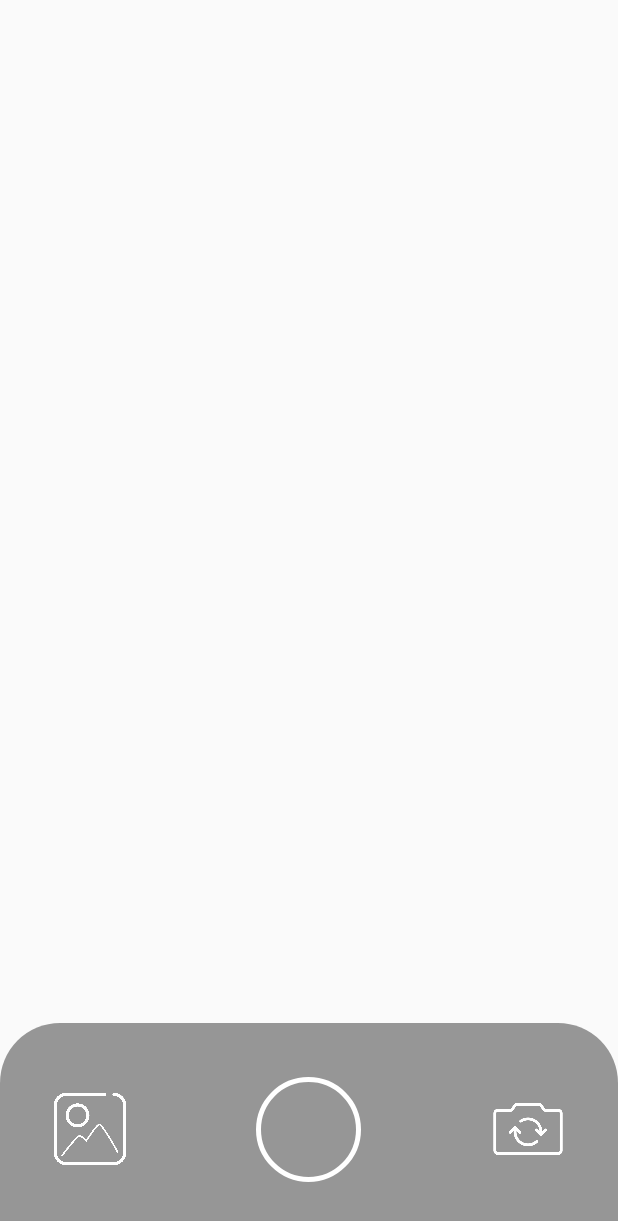
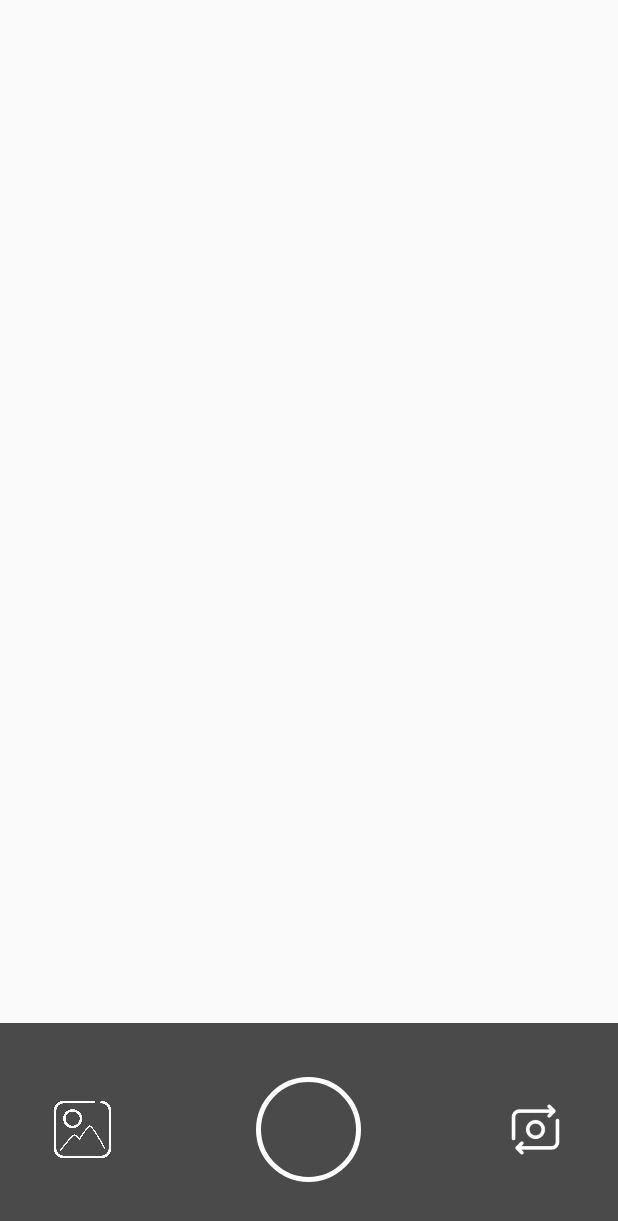
Before and after one commit to bazaartechnologies/BazaarImagePicker, an Android app: the fragment ImageProviderFragment placed in its activity, on a phone screen of 412 x 824 dp. Shown: the top 1221 px of the screen. Run offline under Robolectric (Android 15) with nearby library versions, the phone set to English and light mode, and no system bars; libraries missing offline, so code that uses them is left out: androidx.camera.core, androidx.camera.lifecycle, androidx.camera.view, com.otaliastudios.cameraview, com.yalantis.ucrop; plain views replace CameraView, PreviewView; 18 statements that could not run were skipped.

Commit message:
- Remove Multiple listener for cameraOne - change camera layout - change switch icon - optimized code

```diff
--- a/ImagePickerLibrary/src/main/java/com/example/imagepickerlibrary/image_picker/ui/ImageProviderFragment.kt
+++ b/ImagePickerLibrary/src/main/java/com/example/imagepickerlibrary/image_picker/ui/ImageProviderFragment.kt
@@ -36,6 +36,7 @@ import com.otaliastudios.cameraview.controls.Facing
 import com.otaliastudios.cameraview.controls.Mode
 import com.otaliastudios.cameraview.size.SizeSelectors
 import kotlinx.coroutines.launch
+import java.io.File
 import java.util.concurrent.ExecutorService
 import java.util.concurrent.Executors
 import kotlin.math.abs
@@ -43,20 +44,22 @@ import kotlin.math.max
 import kotlin.math.min
 
 internal class ImageProviderFragment : Fragment() {
-    private val TAG = "ImageProviderFragment"
     private lateinit var container: RelativeLayout
     private val providerHelper by lazy { ProviderHelper(requireActivity() as AppCompatActivity) }
 
     private var captureImageUri: Uri? = null
 
-    var HEIGHT = 0
-    var WIDTH = 0
+    var height = 0
+    var width = 0
 
     var isFrontFacing = false
+    var isPictureCaptured = false
 
     private val pref by lazy {
         requireContext().getSharedPreferences("propicker", Context.MODE_PRIVATE)
     }
+    // Create time-stamped output file to hold the image
+    lateinit var photoFile : File
 
     private var mListener: OnFragmentInteractionListener? = null
 
@@ -107,28 +110,23 @@ internal class ImageProviderFragment : Fragment() {
             RelativeLayout.LayoutParams.MATCH_PARENT,
             RelativeLayout.LayoutParams.MATCH_PARENT
         )
+        photoFile = FileUtil.getImageOutputDirectory(requireContext())
+        /**if build version greater than lollipop, use CameraX otherwise Camera1 Api*/
         if (Build.VERSION.SDK_INT >= Build.VERSION_CODES.LOLLIPOP) {
             viewFinder = PreviewView(requireContext())
             viewFinder.layoutParams = relativeMatchParent
             frameLayout.addView(viewFinder)
-
-//            viewFinder = container.findViewById(R.id.viewFinder)
             viewFinder.visibility = View.VISIBLE
             viewFinder.post {
                 setupCamera()
-
-                updateCameraUI()
             }
         } else {
             cameraView = container.findViewById(R.id.cameraView)
             cameraView.visibility = View.VISIBLE
+            setUpCameraOne()
 
+        }
         updateCameraUI()
-
-            setUpCameraOne()
-        }
-
-
         iniGallery()
 
         cameraExecutor = Executors.newSingleThreadExecutor()
@@ -143,8 +141,8 @@ internal class ImageProviderFragment : Fragment() {
         //            if (options.getMode() === Options.Mode.Picture) {
 //                camera.setAudio(Audio.OFF)
 //            }
-        val width = SizeSelectors.minWidth(WIDTH)
-        val height = SizeSelectors.minHeight(HEIGHT)
+        val width = SizeSelectors.minWidth(width)
+        val height = SizeSelectors.minHeight(height)
         val dimensions =
             SizeSelectors.and(width, height) // Matches sizes bigger than width X height
 
@@ -171,6 +169,22 @@ internal class ImageProviderFragment : Fragment() {
 //        cameraView.setPictureSize(result)
         cameraView.setLifecycleOwner(this)
 
+        cameraView.addCameraListener(object : CameraListener() {
+            override fun onPictureTaken(result: PictureResult) {
+                super.onPictureTaken(result)
+
+                result.toFile(photoFile, FileCallback {
+                    captureImageUri = Uri.fromFile(it)
+
+                    captureImageUri?.let {
+                        lifecycleScope.launch {
+                            providerHelper.performCameraOperation(captureImageUri!!)
+                        }
+                    }
+                })
+
+            }
+        })
     }
 
     override fun onConfigurationChanged(newConfig: Configuration) {
@@ -210,24 +224,24 @@ internal class ImageProviderFragment : Fragment() {
         }
 
         container.findViewById<ImageView>(R.id.fabCamera).setOnClickListener {
+
+            /** Check build version to take picture*/
             if (Build.VERSION.SDK_INT >= Build.VERSION_CODES.LOLLIPOP) {
-                takePhoto()
-
+                takePhoto(photoFile)
             } else {
                 cameraView.takePicture()
-                CameraOneListener()
             }
-
         }
         container.findViewById<ImageView>(R.id.flipCamera).setOnClickListener {
+            /** Check build version to flip camera*/
             if (Build.VERSION.SDK_INT >= Build.VERSION_CODES.LOLLIPOP)
                 flipCamera()
             else
                 flipCameraOne()
-
         }
 
-        container.findViewById<SeekBar>(R.id.zoomSeekBar)
+        /** For zoom camera*/
+/*        container.findViewById<SeekBar>(R.id.zoomSeekBar)
             .setOnSeekBarChangeListener(object : SeekBar.OnSeekBarChangeListener {
                 override fun onProgressChanged(
                     seekBar: SeekBar?,
@@ -240,52 +254,22 @@ internal class ImageProviderFragment : Fragment() {
                 override fun onStartTrackingTouch(seekBar: SeekBar?) {}
 
                 override fun onStopTrackingTouch(seekBar: SeekBar?) {}
-            })
+            })*/
     }
 
     private fun flipCameraOne() {
         if (isFrontFacing) {
             isFrontFacing = false
             cameraView.facing = Facing.BACK
-
         } else {
             isFrontFacing = true
             cameraView.facing = Facing.FRONT
-
+        }
     }
 
-    }
-
-    private fun CameraOneListener() {
-        cameraView.addCameraListener(object : CameraListener() {
-            override fun onPictureTaken(result: PictureResult) {
-                super.onPictureTaken(result)
-                val photoFile = FileUtil.getImageOutputDirectory(requireContext())
-
-                result.toFile(photoFile, FileCallback {
-                    captureImageUri = Uri.fromFile(it)
-
-                    captureImageUri?.let {
-                        lifecycleScope.launch {
-                            providerHelper.performCameraOperation(captureImageUri!!)
-
-                            val msg = "Photo capture succeeded: $captureImageUri"
-                            //Toast.makeText(requireContext(), msg, Toast.LENGTH_SHORT).show()
-                            Log.d(TAG, msg)
-                        }
-                    }
-                })
-
-            }
-        })
-    }
-
-    private fun takePhoto() {
+    private fun takePhoto(photoFile: File) {
         // Get a stable reference of the modifiable image capture use case
         val imageCapture = imageCapture ?: return
-
-        // Create time-stamped output file to hold the image
-        val photoFile = FileUtil.getImageOutputDirectory(requireContext())
 
         // Setup image capture metadata
         val metadata = ImageCapture.Metadata().apply {
@@ -315,10 +299,6 @@ internal class ImageProviderFragment : Fragment() {
                     captureImageUri?.let {
                         lifecycleScope.launch {
                             providerHelper.performCameraOperation(captureImageUri!!)
-
-                            val msg = "Photo capture succeeded: $captureImageUri"
-                            //Toast.makeText(requireContext(), msg, Toast.LENGTH_SHORT).show()
-                            Log.d(TAG, msg)
                         }
                     }
                 }
@@ -466,6 +446,8 @@ internal class ImageProviderFragment : Fragment() {
     private fun initFlash() {
         val btnFlash = view?.findViewById<ImageView>(R.id.btnFlash)
 
+        /**Check build version for flash*/
+        if (Build.VERSION.SDK_INT >= Build.VERSION_CODES.LOLLIPOP) {
             if (camera!!.cameraInfo.hasFlashUnit()) {
 //            btnFlash?.visibility = View.VISIBLE
 
@@ -481,6 +463,8 @@ internal class ImageProviderFragment : Fragment() {
                     btnFlash?.setImageResource(R.drawable.ic_baseline_flash_off_24)
                 }
             })
+        }
+
     }
 
     private fun iniGallery() {
@@ -526,13 +510,10 @@ internal class ImageProviderFragment : Fragment() {
         displayManager.unregisterDisplayListener(displayListener)
         if (Build.VERSION.SDK_INT < Build.VERSION_CODES.LOLLIPOP)
             cameraView.destroy()
-
-
     }
 
     override fun onStop() {
         super.onStop()
-
         orientationEventListener?.disable()
         orientationEventListener = null
     }
@@ -544,6 +525,7 @@ internal class ImageProviderFragment : Fragment() {
         private const val RATIO_4_3_VALUE = 4.0 / 3.0
         private const val RATIO_16_9_VALUE = 16.0 / 9.0
 
+        private const val TAG = "ImageProviderFragment"
     }
 
     override fun onAttach(context: Context) {
@@ -551,7 +533,7 @@ internal class ImageProviderFragment : Fragment() {
         if (context is OnFragmentInteractionListener) {
             mListener = context
         } else {
-//            throw RuntimeException(context!!.toString() + " must implement OnFragmentInteractionListener")
+            throw RuntimeException(requireContext().toString() + " must implement OnFragmentInteractionListener")
         }
     }
 
@@ -564,24 +546,25 @@ internal class ImageProviderFragment : Fragment() {
         fun onFragmentInteraction()
     }
 
-
     override fun onResume() {
         super.onResume()
-        if (Build.VERSION.SDK_INT < Build.VERSION_CODES.LOLLIPOP)
+        if (Build.VERSION.SDK_INT < Build.VERSION_CODES.LOLLIPOP) {
             cameraView.open()
+        }
     }
 
     override fun onPause() {
         super.onPause()
-        if (Build.VERSION.SDK_INT < Build.VERSION_CODES.LOLLIPOP)
+        if (Build.VERSION.SDK_INT < Build.VERSION_CODES.LOLLIPOP) {
             cameraView.close()
+        }
     }
 
     fun getScreenSize(activity: Activity) {
         val displayMetrics = DisplayMetrics()
         activity.windowManager.defaultDisplay.getMetrics(displayMetrics)
-        HEIGHT = displayMetrics.heightPixels
-        WIDTH = displayMetrics.widthPixels
+        height = displayMetrics.heightPixels
+        width = displayMetrics.widthPixels
     }
 
 }
--- a/ImagePickerLibrary/src/main/res/drawable/bg_rounded_top_corners.xml
+++ b/ImagePickerLibrary/src/main/res/drawable/bg_rounded_top_corners.xml
@@ -4,6 +4,6 @@
 
     <solid android:color="@color/black_66_percent" />
 
-    <corners android:topLeftRadius="40dp" android:topRightRadius="40dp"/>
+<!--    <corners android:topLeftRadius="40dp" android:topRightRadius="40dp"/>-->
 
 </shape>
--- a/ImagePickerLibrary/src/main/res/layout/camera_controller_ui.xml
+++ b/ImagePickerLibrary/src/main/res/layout/camera_controller_ui.xml
@@ -25,13 +25,13 @@
 
     <ImageView
         android:id="@+id/flipCamera"
-        android:layout_width="48dp"
-        android:layout_height="48dp"
+        android:layout_width="70dp"
+        android:layout_height="70dp"
         app:tint="@color/white"
+        android:padding="16dp"
         android:tint="@color/white"
         android:layout_centerVertical="true"
         android:layout_alignParentEnd="true"
-        android:layout_margin="16dp"
         android:visibility="visible"
         android:src="@drawable/switch_camera" />
 
@@ -47,13 +47,13 @@
 
     <ImageView
         android:id="@+id/btnGallery"
-        android:layout_width="48dp"
-        android:layout_height="48dp"
+        android:layout_width="70dp"
+        android:layout_height="70dp"
         android:tint="@color/white"
         app:tint="@color/white"
+        android:padding="16dp"
         android:layout_centerVertical="true"
         android:layout_alignParentStart="true"
-        android:layout_margin="16dp"
         android:src="@drawable/gallery" />
 
     <SeekBar
--- a/ImagePickerLibrary/src/main/res/layout/fragment_image_provider.xml
+++ b/ImagePickerLibrary/src/main/res/layout/fragment_image_provider.xml
@@ -1,10 +1,10 @@
 <?xml version="1.0" encoding="utf-8"?>
 <RelativeLayout xmlns:android="http://schemas.android.com/apk/res/android"
+    xmlns:app="http://schemas.android.com/apk/res-auto"
     xmlns:tools="http://schemas.android.com/tools"
     android:id="@+id/rLayout"
     android:layout_width="match_parent"
     android:layout_height="match_parent"
-    xmlns:app="http://schemas.android.com/apk/res-auto"
     tools:context=".image_picker.ui.ImageProviderFragment">
 
     <FrameLayout
@@ -12,36 +12,35 @@
         android:layout_width="match_parent"
         android:layout_height="match_parent">
 
-<!--        <androidx.camera.view.PreviewView-->
-<!--            android:id="@+id/viewFinder"-->
-<!--            android:visibility="gone"-->
-<!--            android:layout_width="match_parent"-->
-<!--            android:layout_height="match_parent" />-->
+        <!--        <androidx.camera.view.PreviewView-->
+        <!--            android:id="@+id/viewFinder"-->
+        <!--            android:visibility="gone"-->
+        <!--            android:layout_width="match_parent"-->
+        <!--            android:layout_height="match_parent" />-->
 
         <com.otaliastudios.cameraview.CameraView
             android:id="@+id/cameraView"
             android:layout_width="wrap_content"
             android:layout_height="match_parent"
+            android:layout_gravity="center"
             android:keepScreenOn="true"
+            android:soundEffectsEnabled="false"
             android:visibility="gone"
-            android:layout_gravity="center"
             app:cameraFacing="back"
             app:cameraFlash="off"
-            android:soundEffectsEnabled="false"
-            app:cameraPlaySounds="false"
             app:cameraGestureLongTap="autoFocus"
             app:cameraGesturePinch="zoom"
             app:cameraGestureTap="autoFocus"
             app:cameraPictureFormat="jpeg"
+            app:cameraPlaySounds="false"
             app:cameraVideoCodec="deviceDefault"
             app:cameraWhiteBalance="auto" />
 
     </FrameLayout>
 
     <include
-        android:layout_alignParentBottom="true"
+        layout="@layout/camera_controller_ui"
         android:layout_width="match_parent"
         android:layout_height="wrap_content"
-        layout="@layout/camera_controller_ui"
-        />
+        android:layout_alignParentBottom="true" />
 </RelativeLayout>
--- a/ImagePickerLibrary/src/main/res/values/colors.xml
+++ b/ImagePickerLibrary/src/main/res/values/colors.xml
@@ -6,7 +6,7 @@
     <color name="colorAccent">#009688</color>
 
     <color name="black_54_percent">#89000000</color>
-    <color name="black_66_percent">#66000000</color>
+    <color name="black_66_percent">#B3000000</color>
     <color name="black">#000000</color>
     <color name="green">#008000</color>
     <color name="white">#ffffff</color>
```
Also changed, not shown: ImagePickerLibrary/src/main/res/drawable/switch_camera.png. Lines whose indentation alone changed are shown as unchanged.
